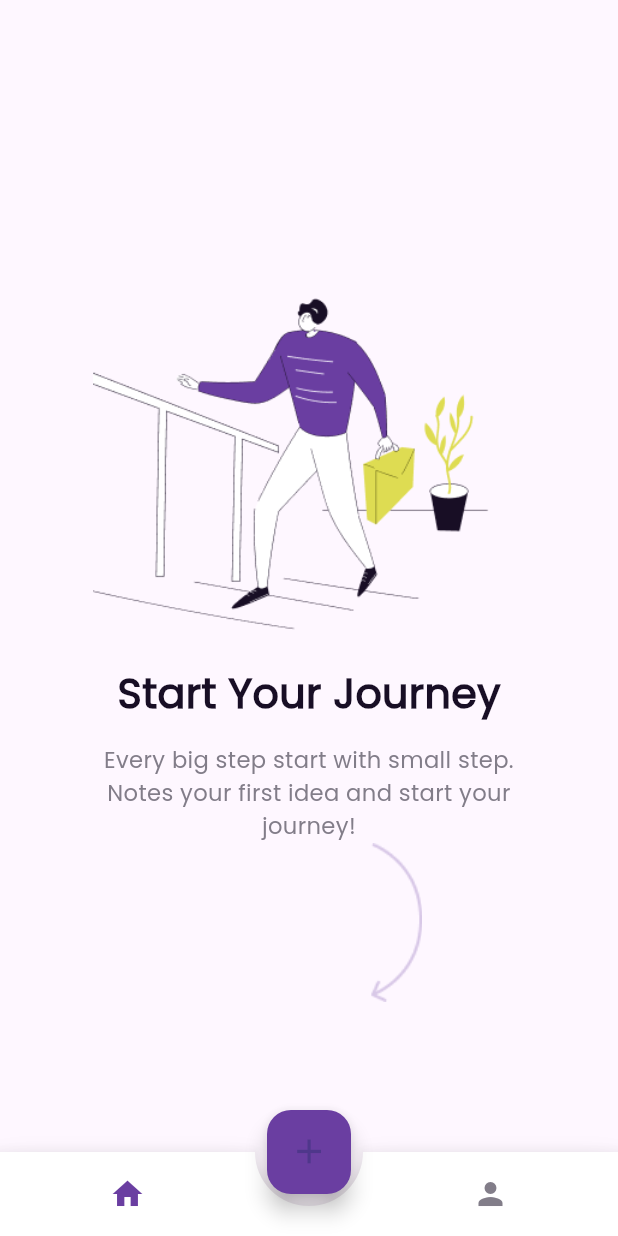
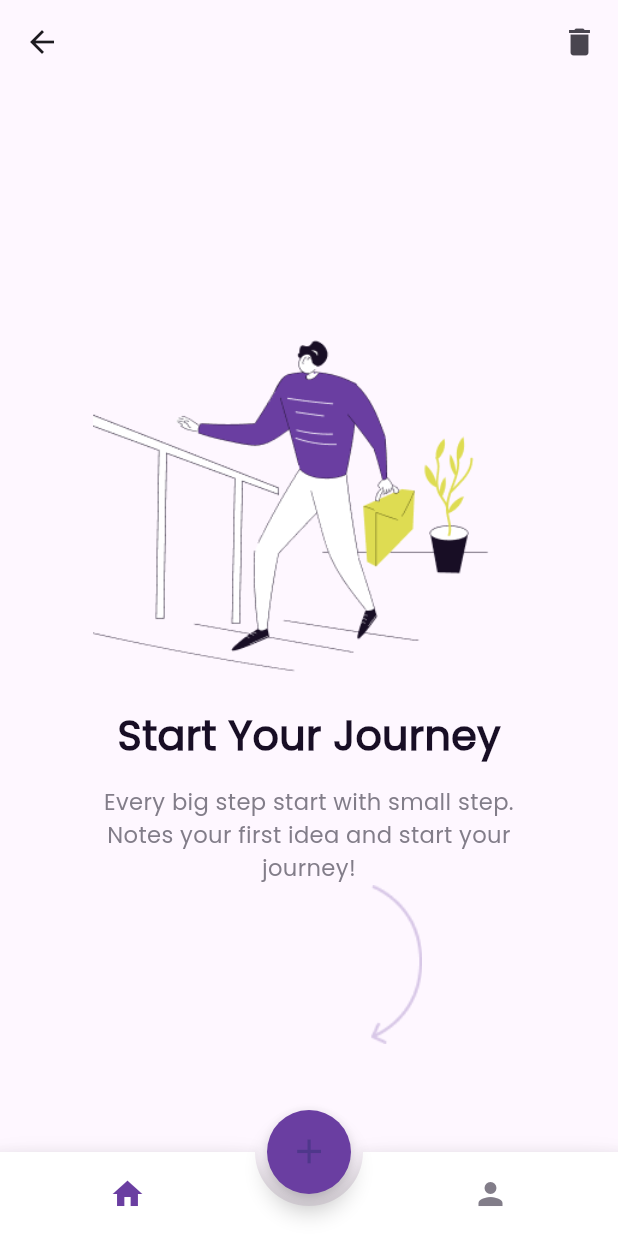
Before and after one commit to FarooqSial/notes_app_farooq, a Flutter app: the Navigation screen opened directly, on a phone screen of 412 x 824 dp. Run offline on Flutter 3.47's test engine with Material 3 defaults, Android fonts, the phone set to English and light mode, and no system bars; drawn by our look-alikes of animated_bottom_navigation_bar; our stand-ins replace get, sizer.

Commit message:
assignment checked need modification in UI

```diff
--- a/lib/Views/layouts/layout_home.dart
+++ b/lib/Views/layouts/layout_home.dart
@@ -13,7 +13,18 @@ class LayoutHome extends StatelessWidget {
     NotesController controller = Get.put(NotesController());
     return Obx(
       () {
-        return SafeArea(
+        return Scaffold(
+          appBar: AppBar(
+            actions: [
+              GestureDetector(
+                onTap: (){
+                  controller.notesList.clear();
+                },
+                child: Icon(Icons.delete).paddingOnly(right: 10.sp),
+              ),
+            ],
+          ),
+          body: SafeArea(
             child: controller.notesList.isNotEmpty
                 ? ListView.builder(
                     shrinkWrap: true,
@@ -55,6 +66,7 @@ class LayoutHome extends StatelessWidget {
                       ),
                     ],
                   ).symmetricPadding(15.w, 0),
+          ),
         );
       },
     );
--- a/lib/widgets/navigation.dart
+++ b/lib/widgets/navigation.dart
@@ -20,6 +20,9 @@ class Navigation extends StatelessWidget {
     NotesController controller = Get.put(NotesController());
     return Scaffold(
       floatingActionButton: FloatingActionButton(
+        shape: RoundedRectangleBorder(
+          borderRadius: BorderRadius.circular(30)
+        ),
         backgroundColor: NotesColor.boxColor,
         onPressed: () {
           Get.to(
```
Also changed, not shown: lib/Views/Screens/screen_add_notes.dart (+13 -11 lines), pubspec.lock. Lines whose indentation alone changed are shown as unchanged.
